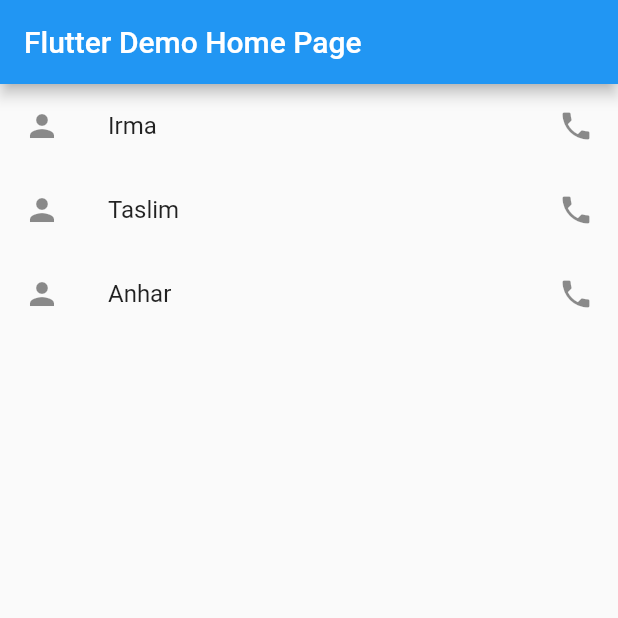
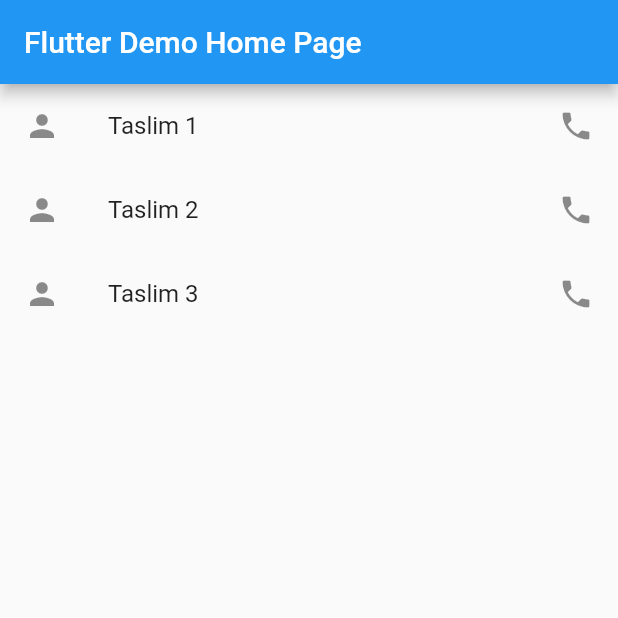
Before and after one commit to Taslimen/tugas1, a Flutter app: the screen it shows after launch, on a phone screen of 412 x 824 dp, the top half of it. Run offline on Flutter 3.47's test engine with Material 2 defaults, Android fonts, the phone set to English and light mode, and no system bars.

Commit message:
Update main.dart

```diff
--- a/lib/main.dart
+++ b/lib/main.dart
@@ -13,15 +13,6 @@ class MyApp extends StatelessWidget {
     return MaterialApp(
       title: 'Flutter Demo',
       theme: ThemeData(
-        // This is the theme of your application.
-        //
-        // Try running your application with "flutter run". You'll see the
-        // application has a blue toolbar. Then, without quitting the app, try
-        // changing the primarySwatch below to Colors.green and then invoke
-        // "hot reload" (press "r" in the console where you ran "flutter run",
-        // or simply save your changes to "hot reload" in a Flutter IDE).
-        // Notice that the counter didn't reset back to zero; the application
-        // is not restarted.
         primarySwatch: Colors.blue,
       ),
       home: const MyHomePage(title: 'Flutter Demo Home Page'),
@@ -33,17 +24,6 @@ class MyApp extends StatelessWidget {
 
 class MyHomePage extends StatefulWidget {
   const MyHomePage({super.key, required this.title});
-
-
-  // This widget is the home page of your application. It is stateful, meaning
-  // that it has a State object (defined below) that contains fields that affect
-  // how it looks.
-
-  // This class is the configuration for the state. It holds the values (in this
-  // case the title) provided by the parent (in this case the App widget) and
-  // used by the build method of the State. Fields in a Widget subclass are
-  // always marked "final".
-
   final String title;
 
   @override
@@ -72,17 +52,17 @@ class _MyHomePageState extends State<MyHomePage> {
   children: const [
     ListTile(
       leading: Icon(Icons.person),
-      title: Text('Irma'),
+      title: Text('Taslim 1'),
       trailing: Icon(Icons.phone),
     ),
     ListTile(
       leading: Icon(Icons.person),
-      title: Text('Taslim'),
+      title: Text('Taslim 2'),
       trailing: Icon(Icons.phone),
     ),
     ListTile(
       leading: Icon(Icons.person),
-      title: Text('Anhar'),
+      title: Text('Taslim 3'),
       trailing: Icon(Icons.phone),
     )
 
```
